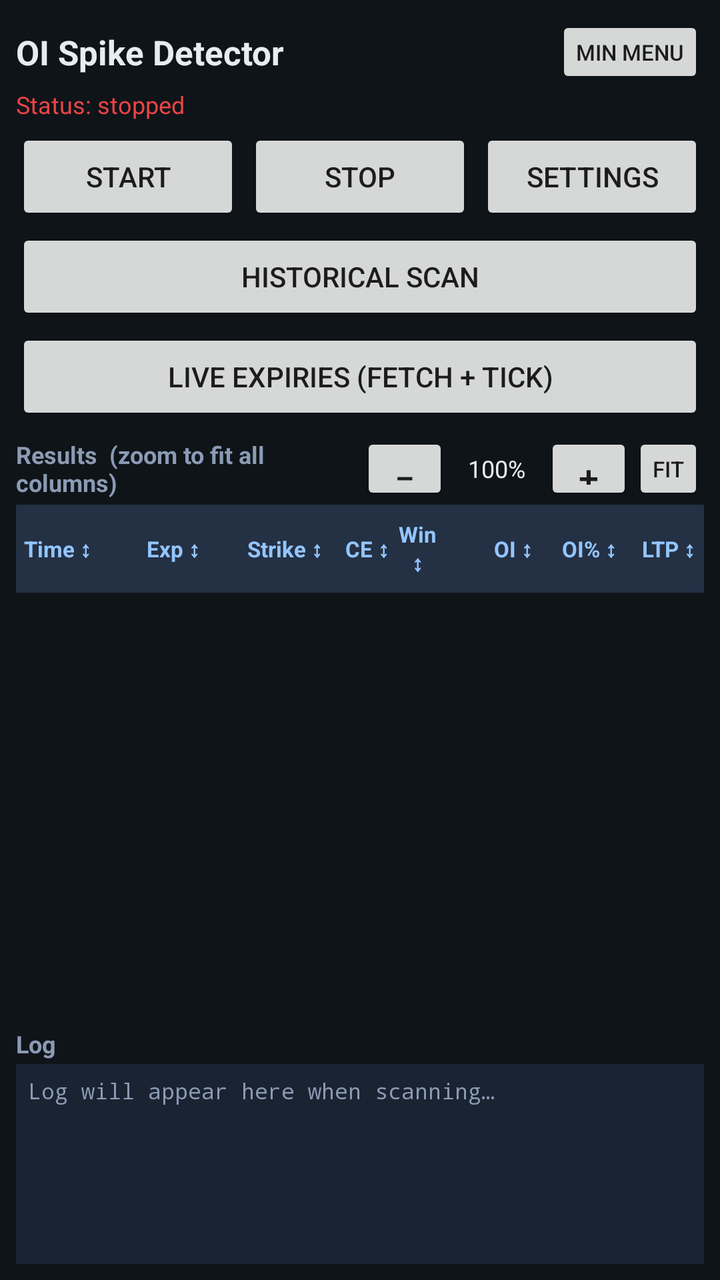
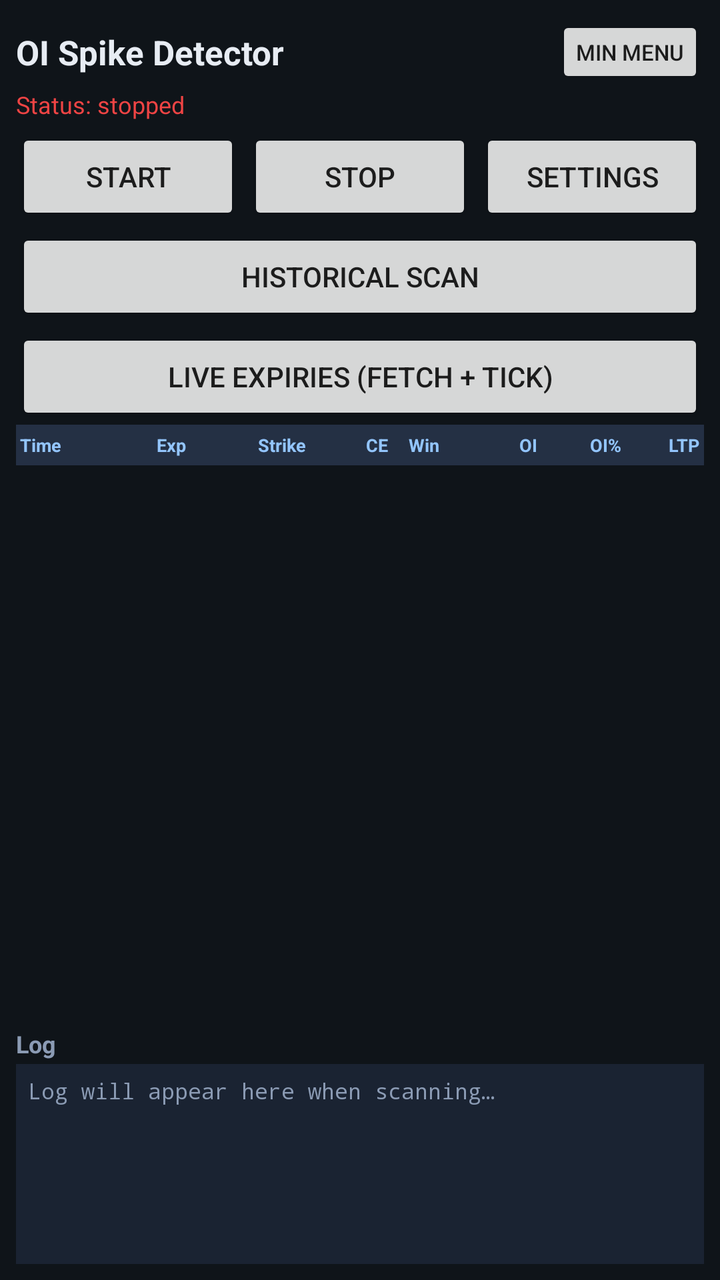

Before-and-after screenshots of an Android layout around one commit, followed by the original layout XML and the change that was made.
<!-- AndroidManifest.xml: application theme Theme.OISpikeDetector -->
<!-- res/layout/activity_main.xml -->
<?xml version="1.0" encoding="utf-8"?>
<LinearLayout xmlns:android="http://schemas.android.com/apk/res/android"
    android:layout_width="match_parent"
    android:layout_height="match_parent"
    android:orientation="vertical"
    android:padding="8dp"
    android:background="#0F1419">

    <LinearLayout
        android:layout_width="match_parent"
        android:layout_height="wrap_content"
        android:orientation="horizontal"
        android:gravity="center_vertical">
        <TextView
            android:layout_width="0dp"
            android:layout_height="wrap_content"
            android:layout_weight="1"
            android:text="OI Spike Detector"
            android:textColor="#E7ECF3"
            android:textSize="17sp"
            android:textStyle="bold" />
        <Button
            android:id="@+id/btnToggleMainExtra"
            android:layout_width="wrap_content"
            android:layout_height="36dp"
            android:minWidth="0dp"
            android:paddingLeft="10dp"
            android:paddingRight="10dp"
            android:text="Min menu"
            android:textSize="11sp" />
    </LinearLayout>

    <TextView
        android:id="@+id/statusText"
        android:layout_width="match_parent"
        android:layout_height="wrap_content"
        android:text="Status: stopped"
        android:textColor="#EF4444"
        android:textSize="12sp" />

    <LinearLayout
        android:layout_width="match_parent"
        android:layout_height="wrap_content"
        android:layout_marginTop="4dp"
        android:orientation="horizontal">
        <Button
            android:id="@+id/btnStart"
            android:layout_width="0dp"
            android:layout_height="wrap_content"
            android:layout_weight="1"
            android:text="Start" />
        <Button
            android:id="@+id/btnStop"
            android:layout_width="0dp"
            android:layout_height="wrap_content"
            android:layout_marginStart="4dp"
            android:layout_weight="1"
            android:text="Stop" />
        <Button
            android:id="@+id/btnSettings"
            android:layout_width="0dp"
            android:layout_height="wrap_content"
            android:layout_marginStart="4dp"
            android:layout_weight="1"
            android:text="Settings" />
    </LinearLayout>

    <LinearLayout
        android:id="@+id/mainExtraPanel"
        android:layout_width="match_parent"
        android:layout_height="wrap_content"
        android:orientation="vertical">
        <Button
            android:id="@+id/btnHistorical"
            android:layout_width="match_parent"
            android:layout_height="wrap_content"
            android:layout_marginTop="2dp"
            android:text="Historical Scan" />
        <Button
            android:id="@+id/btnLiveExpiries"
            android:layout_width="match_parent"
            android:layout_height="wrap_content"
            android:layout_marginTop="2dp"
            android:text="Live Expiries (Fetch + Tick)" />
    </LinearLayout>

    
    <LinearLayout
        android:layout_width="match_parent"
        android:layout_height="wrap_content"
        android:orientation="horizontal"
        android:gravity="center_vertical"
        android:layout_marginTop="4dp">
        <TextView
            android:layout_width="0dp"
            android:layout_height="wrap_content"
            android:layout_weight="1"
            android:text="Results  (zoom to fit all columns)"
            android:textColor="#8B9BB4"
            android:textStyle="bold"
            android:textSize="12sp" />
        <Button
            android:id="@+id/btnZoomOut"
            android:layout_width="44dp"
            android:layout_height="36dp"
            android:text="−"
            android:textSize="18sp"
            android:minWidth="0dp" />
        <TextView
            android:id="@+id/zoomLabel"
            android:layout_width="48dp"
            android:layout_height="wrap_content"
            android:gravity="center"
            android:text="100%"
            android:textColor="#E7ECF3"
            android:textSize="12sp" />
        <Button
            android:id="@+id/btnZoomIn"
            android:layout_width="44dp"
            android:layout_height="36dp"
            android:text="+"
            android:textSize="18sp"
            android:minWidth="0dp" />
        <Button
            android:id="@+id/btnZoomFit"
            android:layout_width="wrap_content"
            android:layout_height="36dp"
            android:text="Fit"
            android:textSize="11sp"
            android:minWidth="0dp"
            android:paddingLeft="10dp"
            android:paddingRight="10dp" />
    </LinearLayout>

    
    <include
        android:id="@+id/tableHeader"
        layout="@layout/table_header"
        android:layout_width="match_parent"
        android:layout_height="wrap_content" />

    <androidx.recyclerview.widget.RecyclerView
        android:id="@+id/spikeList"
        android:layout_width="match_parent"
        android:layout_height="0dp"
        android:layout_weight="1" />

    <TextView
        android:layout_width="match_parent"
        android:layout_height="wrap_content"
        android:layout_marginTop="4dp"
        android:text="Log"
        android:textColor="#8B9BB4"
        android:textStyle="bold"
        android:textSize="12sp" />

    <ScrollView
        android:id="@+id/logScroll"
        android:layout_width="match_parent"
        android:layout_height="100dp"
        android:layout_marginTop="2dp"
        android:background="#1A2332"
        android:fillViewport="true">
        <TextView
            android:id="@+id/logText"
            android:layout_width="match_parent"
            android:layout_height="wrap_content"
            android:fontFamily="monospace"
            android:padding="6dp"
            android:textColor="#8B9BB4"
            android:textSize="11sp"
            android:text="Log will appear here when scanning…" />
    </ScrollView>
</LinearLayout>
<!-- res/layout/table_header.xml (included above) -->
<?xml version="1.0" encoding="utf-8"?>
<LinearLayout xmlns:android="http://schemas.android.com/apk/res/android"
    android:layout_width="match_parent"
    android:layout_height="wrap_content"
    android:orientation="horizontal"
    android:paddingTop="4dp"
    android:paddingBottom="4dp"
    android:paddingLeft="4dp"
    android:paddingRight="4dp"
    android:background="#243044"
    android:gravity="center_vertical">

    <TextView android:id="@+id/hdrTime" android:layout_width="0dp" android:layout_height="36dp"
        android:layout_weight="1.1" android:text="Time ↕" android:textColor="#93C5FD" android:textSize="11sp"
        android:textStyle="bold" android:gravity="center_vertical"
        android:background="?android:attr/selectableItemBackground" />
    <TextView android:id="@+id/hdrExpiry" android:layout_width="0dp" android:layout_height="36dp"
        android:layout_weight="0.9" android:text="Exp ↕" android:textColor="#93C5FD" android:textSize="11sp"
        android:textStyle="bold" android:gravity="center_vertical"
        android:background="?android:attr/selectableItemBackground" />
    <TextView android:id="@+id/hdrStrike" android:layout_width="0dp" android:layout_height="36dp"
        android:layout_weight="0.85" android:text="Strike ↕" android:textColor="#93C5FD" android:textSize="11sp"
        android:textStyle="bold" android:gravity="center_vertical"
        android:background="?android:attr/selectableItemBackground" />
    <TextView android:id="@+id/hdrType" android:layout_width="0dp" android:layout_height="36dp"
        android:layout_weight="0.45" android:text="CE ↕" android:textColor="#93C5FD" android:textSize="11sp"
        android:textStyle="bold" android:gravity="center"
        android:background="?android:attr/selectableItemBackground" />
    <TextView android:id="@+id/hdrWin" android:layout_width="0dp" android:layout_height="36dp"
        android:layout_weight="0.45" android:text="Win ↕" android:textColor="#93C5FD" android:textSize="11sp"
        android:textStyle="bold" android:gravity="center"
        android:background="?android:attr/selectableItemBackground" />
    <TextView android:id="@+id/hdrOi" android:layout_width="0dp" android:layout_height="36dp"
        android:layout_weight="0.8" android:text="OI ↕" android:textColor="#93C5FD" android:textSize="11sp"
        android:textStyle="bold" android:gravity="center_vertical|end"
        android:background="?android:attr/selectableItemBackground" />
    <TextView android:id="@+id/hdrOiPct" android:layout_width="0dp" android:layout_height="36dp"
        android:layout_weight="0.75" android:text="OI% ↕" android:textColor="#93C5FD" android:textSize="11sp"
        android:textStyle="bold" android:gravity="center_vertical|end"
        android:background="?android:attr/selectableItemBackground" />
    <TextView android:id="@+id/hdrLtp" android:layout_width="0dp" android:layout_height="36dp"
        android:layout_weight="0.7" android:text="LTP ↕" android:textColor="#93C5FD" android:textSize="11sp"
        android:textStyle="bold" android:gravity="center_vertical|end"
        android:background="?android:attr/selectableItemBackground" />
</LinearLayout>
<!-- resources referenced by this layout -->
<resources>
  <style name="Theme.OISpikeDetector" parent="Theme.AppCompat.DayNight.DarkActionBar">
          <item name="colorPrimary">#3B82F6</item>
          <item name="colorPrimaryDark">#1D4ED8</item>
          <item name="colorAccent">#3B82F6</item>
          <item name="android:statusBarColor">#0F1419</item>
          <item name="android:windowBackground">#0F1419</item>
      </style>
</resources>

<!-- the commit's change to res/layout/activity_main.xml (unified diff, before → after) -->
@@ -84,55 +84,6 @@
             android:text="Live Expiries (Fetch + Tick)" />
     </LinearLayout>
 
-    
-    <LinearLayout
-        android:layout_width="match_parent"
-        android:layout_height="wrap_content"
-        android:orientation="horizontal"
-        android:gravity="center_vertical"
-        android:layout_marginTop="4dp">
-        <TextView
-            android:layout_width="0dp"
-            android:layout_height="wrap_content"
-            android:layout_weight="1"
-            android:text="Results  (zoom to fit all columns)"
-            android:textColor="#8B9BB4"
-            android:textStyle="bold"
-            android:textSize="12sp" />
-        <Button
-            android:id="@+id/btnZoomOut"
-            android:layout_width="44dp"
-            android:layout_height="36dp"
-            android:text="−"
-            android:textSize="18sp"
-            android:minWidth="0dp" />
-        <TextView
-            android:id="@+id/zoomLabel"
-            android:layout_width="48dp"
-            android:layout_height="wrap_content"
-            android:gravity="center"
-            android:text="100%"
-            android:textColor="#E7ECF3"
-            android:textSize="12sp" />
-        <Button
-            android:id="@+id/btnZoomIn"
-            android:layout_width="44dp"
-            android:layout_height="36dp"
-            android:text="+"
-            android:textSize="18sp"
-            android:minWidth="0dp" />
-        <Button
-            android:id="@+id/btnZoomFit"
-            android:layout_width="wrap_content"
-            android:layout_height="36dp"
-            android:text="Fit"
-            android:textSize="11sp"
-            android:minWidth="0dp"
-            android:paddingLeft="10dp"
-            android:paddingRight="10dp" />
-    </LinearLayout>
-
-    
     <include
         android:id="@+id/tableHeader"
         layout="@layout/table_header"
@@ -180,41 +131,24 @@
     android:orientation="horizontal"
     android:paddingTop="4dp"
     android:paddingBottom="4dp"
-    android:paddingLeft="4dp"
-    android:paddingRight="4dp"
-    android:background="#243044"
-    android:gravity="center_vertical">
+    android:paddingLeft="2dp"
+    android:paddingRight="2dp"
+    android:background="#243044">
 
-    <TextView android:id="@+id/hdrTime" android:layout_width="0dp" android:layout_height="36dp"
-        android:layout_weight="1.1" android:text="Time ↕" android:textColor="#93C5FD" android:textSize="11sp"
-        android:textStyle="bold" android:gravity="center_vertical"
-        android:background="?android:attr/selectableItemBackground" />
-    <TextView android:id="@+id/hdrExpiry" android:layout_width="0dp" android:layout_height="36dp"
-        android:layout_weight="0.9" android:text="Exp ↕" android:textColor="#93C5FD" android:textSize="11sp"
-        android:textStyle="bold" android:gravity="center_vertical"
-        android:background="?android:attr/selectableItemBackground" />
-    <TextView android:id="@+id/hdrStrike" android:layout_width="0dp" android:layout_height="36dp"
-        android:layout_weight="0.85" android:text="Strike ↕" android:textColor="#93C5FD" android:textSize="11sp"
-        android:textStyle="bold" android:gravity="center_vertical"
-        android:background="?android:attr/selectableItemBackground" />
-    <TextView android:id="@+id/hdrType" android:layout_width="0dp" android:layout_height="36dp"
-        android:layout_weight="0.45" android:text="CE ↕" android:textColor="#93C5FD" android:textSize="11sp"
-        android:textStyle="bold" android:gravity="center"
-        android:background="?android:attr/selectableItemBackground" />
-    <TextView android:id="@+id/hdrWin" android:layout_width="0dp" android:layout_height="36dp"
-        android:layout_weight="0.45" android:text="Win ↕" android:textColor="#93C5FD" android:textSize="11sp"
-        android:textStyle="bold" android:gravity="center"
-        android:background="?android:attr/selectableItemBackground" />
-    <TextView android:id="@+id/hdrOi" android:layout_width="0dp" android:layout_height="36dp"
-        android:layout_weight="0.8" android:text="OI ↕" android:textColor="#93C5FD" android:textSize="11sp"
-        android:textStyle="bold" android:gravity="center_vertical|end"
-        android:background="?android:attr/selectableItemBackground" />
-    <TextView android:id="@+id/hdrOiPct" android:layout_width="0dp" android:layout_height="36dp"
-        android:layout_weight="0.75" android:text="OI% ↕" android:textColor="#93C5FD" android:textSize="11sp"
-        android:textStyle="bold" android:gravity="center_vertical|end"
-        android:background="?android:attr/selectableItemBackground" />
-    <TextView android:id="@+id/hdrLtp" android:layout_width="0dp" android:layout_height="36dp"
-        android:layout_weight="0.7" android:text="LTP ↕" android:textColor="#93C5FD" android:textSize="11sp"
-        android:textStyle="bold" android:gravity="center_vertical|end"
-        android:background="?android:attr/selectableItemBackground" />
+    <TextView android:id="@+id/hdrTime" android:layout_width="0dp" android:layout_height="wrap_content"
+        android:layout_weight="1.15" android:text="Time" android:textColor="#93C5FD" android:textSize="9sp" android:textStyle="bold" />
+    <TextView android:id="@+id/hdrExpiry" android:layout_width="0dp" android:layout_height="wrap_content"
+        android:layout_weight="0.85" android:text="Exp" android:textColor="#93C5FD" android:textSize="9sp" android:textStyle="bold" />
+    <TextView android:id="@+id/hdrStrike" android:layout_width="0dp" android:layout_height="wrap_content"
+        android:layout_weight="0.8" android:text="Strike" android:textColor="#93C5FD" android:textSize="9sp" android:textStyle="bold" />
+    <TextView android:id="@+id/hdrType" android:layout_width="0dp" android:layout_height="wrap_content"
+        android:layout_weight="0.4" android:text="CE" android:textColor="#93C5FD" android:textSize="9sp" android:textStyle="bold" android:gravity="center" />
+    <TextView android:id="@+id/hdrWin" android:layout_width="0dp" android:layout_height="wrap_content"
+        android:layout_weight="0.4" android:text="Win" android:textColor="#93C5FD" android:textSize="9sp" android:textStyle="bold" android:gravity="center" />
+    <TextView android:id="@+id/hdrOi" android:layout_width="0dp" android:layout_height="wrap_content"
+        android:layout_weight="0.75" android:text="OI" android:textColor="#93C5FD" android:textSize="9sp" android:textStyle="bold" android:gravity="end" />
+    <TextView android:id="@+id/hdrOiPct" android:layout_width="0dp" android:layout_height="wrap_content"
+        android:layout_weight="0.7" android:text="OI%" android:textColor="#93C5FD" android:textSize="9sp" android:textStyle="bold" android:gravity="end" />
+    <TextView android:id="@+id/hdrLtp" android:layout_width="0dp" android:layout_height="wrap_content"
+        android:layout_weight="0.65" android:text="LTP" android:textColor="#93C5FD" android:textSize="9sp" android:textStyle="bold" android:gravity="end" />
 </LinearLayout>
